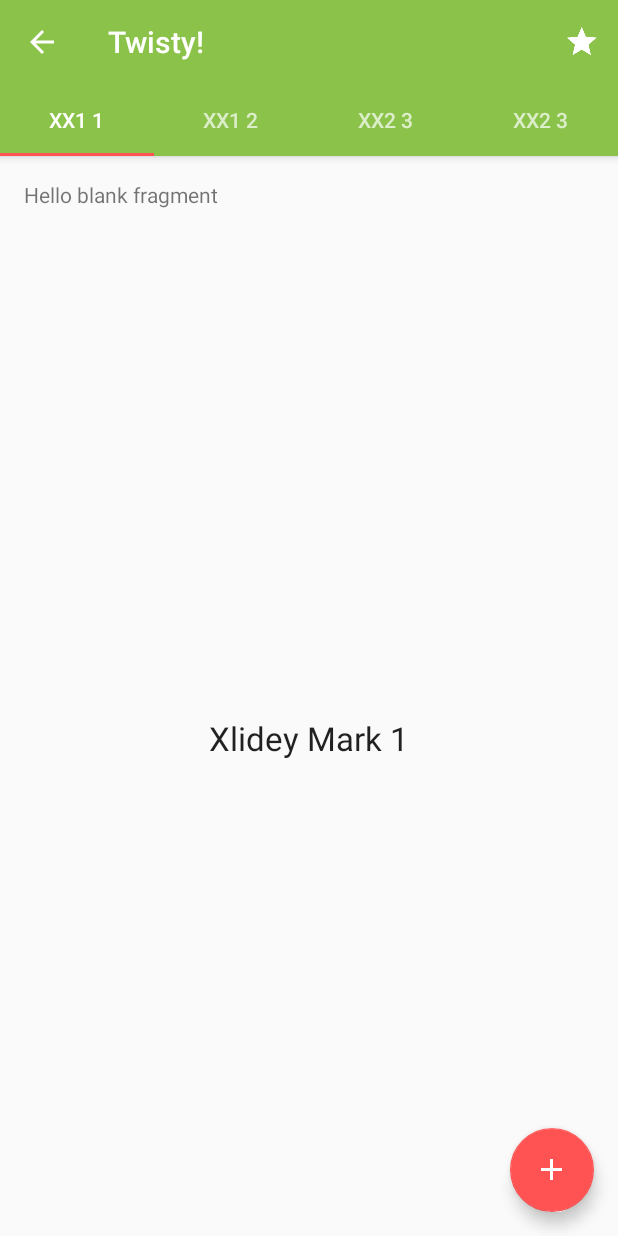
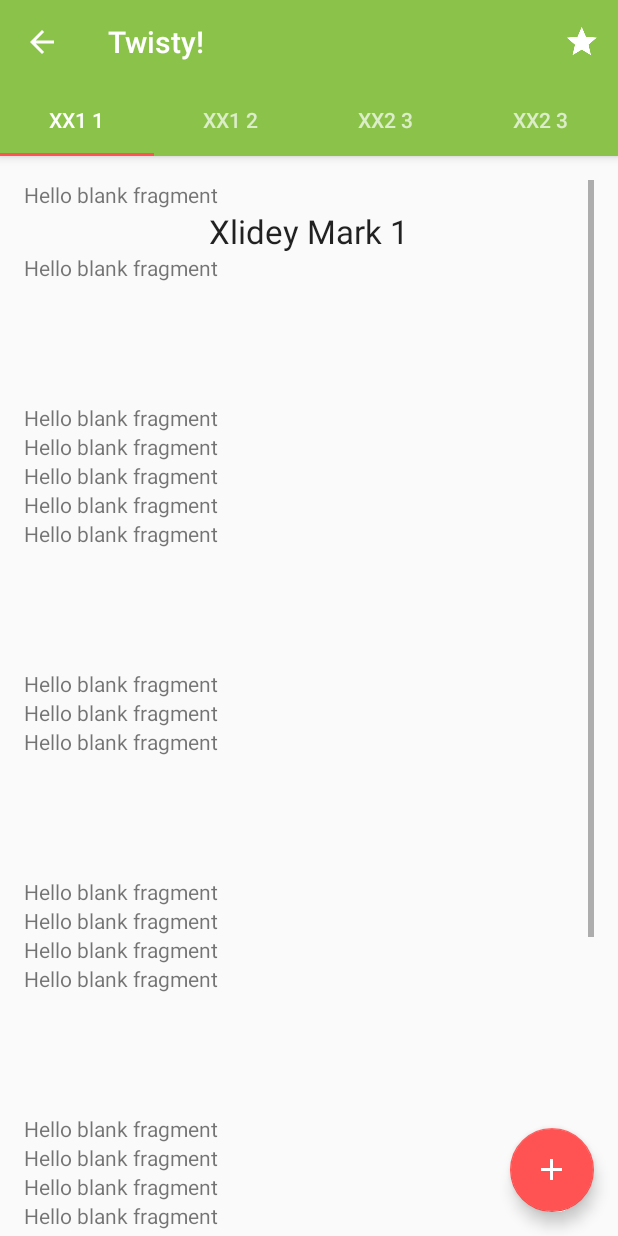
Before and after one commit to maiatoday/Minotaur, an Android app: the TwistyActivity screen opened directly, with no data from a screen before it, on a phone screen of 412 x 824 dp. Run offline under Robolectric (Android 15) with nearby library versions, the phone set to English and light mode, and no system bars.

Commit message:
Make the xyzzy fragments switch with mode and scroll

```diff
--- a/app/src/main/java/net/maiatoday/minotaur/ui/activity/TwistyActivity.java
+++ b/app/src/main/java/net/maiatoday/minotaur/ui/activity/TwistyActivity.java
@@ -8,7 +8,7 @@ import android.support.design.widget.Snackbar;
 import android.support.design.widget.TabLayout;
 import android.support.v4.app.Fragment;
 import android.support.v4.app.FragmentManager;
-import android.support.v4.app.FragmentPagerAdapter;
+import android.support.v4.app.FragmentStatePagerAdapter;
 import android.support.v4.view.ViewPager;
 import android.support.v7.app.ActionBar;
 import android.support.v7.app.AppCompatActivity;
@@ -165,7 +165,7 @@ public class TwistyActivity extends AppCompatActivity implements OnTwistyInterac
         super.onSaveInstanceState(outState);
     }
 
-    private class TwistyAdapter extends FragmentPagerAdapter {
+    private class TwistyAdapter extends FragmentStatePagerAdapter {
         private final List<Fragment> mFragments = new ArrayList<>();
         private final List<String> mFragmentTitles = new ArrayList<>();
 
--- a/app/src/main/res/layout/fragment_xlidey1.xml
+++ b/app/src/main/res/layout/fragment_xlidey1.xml
@@ -1,18 +1,147 @@
-<FrameLayout xmlns:android="http://schemas.android.com/apk/res/android"
-    xmlns:tools="http://schemas.android.com/tools" android:layout_width="match_parent"
-    android:layout_height="match_parent"
+<ScrollView xmlns:android="http://schemas.android.com/apk/res/android"
+    xmlns:tools="http://schemas.android.com/tools"
+    android:layout_width="match_parent"
+    android:layout_height="match_parent">
+
+    <LinearLayout
+        android:layout_width="match_parent"
+        android:layout_height="wrap_content"
+        android:orientation="vertical"
         tools:context="net.maiatoday.minotaur.ui.fragment.Xlidey1Fragment">
 
         <!-- TODO: Update blank fragment layout -->
-    <TextView android:layout_width="match_parent" android:layout_height="match_parent"
+        <TextView
+            android:layout_width="match_parent"
+            android:layout_height="match_parent"
             android:text="@string/hello_blank_fragment" />
 
         <TextView
+            android:id="@+id/textView2"
             android:layout_width="wrap_content"
             android:layout_height="wrap_content"
-        android:textAppearance="?android:attr/textAppearanceLarge"
+            android:layout_gravity="center"
             android:text="Xlidey Mark 1"
-        android:id="@+id/textView2"
-        android:layout_gravity="center" />
+            android:textAppearance="?android:attr/textAppearanceLarge" />
 
-</FrameLayout>
+        <TextView
+            android:layout_width="match_parent"
+            android:layout_height="100dp"
+            android:text="@string/hello_blank_fragment" />
+
+        <TextView
+            android:layout_width="match_parent"
+            android:layout_height="match_parent"
+            android:text="@string/hello_blank_fragment" />
+
+        <TextView
+            android:layout_width="match_parent"
+            android:layout_height="match_parent"
+            android:text="@string/hello_blank_fragment" />
+
+        <TextView
+            android:layout_width="match_parent"
+            android:layout_height="match_parent"
+            android:text="@string/hello_blank_fragment" />
+
+        <TextView
+            android:layout_width="match_parent"
+            android:layout_height="match_parent"
+            android:text="@string/hello_blank_fragment" />
+
+        <TextView
+            android:layout_width="match_parent"
+            android:layout_height="100dp"
+            android:text="@string/hello_blank_fragment" />
+
+        <TextView
+            android:layout_width="match_parent"
+            android:layout_height="match_parent"
+            android:text="@string/hello_blank_fragment" />
+
+        <TextView
+            android:layout_width="match_parent"
+            android:layout_height="match_parent"
+            android:text="@string/hello_blank_fragment" />
+
+        <TextView
+            android:layout_width="match_parent"
+            android:layout_height="100dp"
+            android:text="@string/hello_blank_fragment" />
+
+        <TextView
+            android:layout_width="match_parent"
+            android:layout_height="match_parent"
+            android:text="@string/hello_blank_fragment" />
+
+        <TextView
+            android:layout_width="match_parent"
+            android:layout_height="match_parent"
+            android:text="@string/hello_blank_fragment" />
+
+        <TextView
+            android:layout_width="match_parent"
+            android:layout_height="match_parent"
+            android:text="@string/hello_blank_fragment" />
+
+        <TextView
+            android:layout_width="match_parent"
+            android:layout_height="100dp"
+            android:text="@string/hello_blank_fragment" />  <TextView
+        android:layout_width="match_parent"
+        android:layout_height="match_parent"
+        android:text="@string/hello_blank_fragment" />
+
+        <TextView
+            android:layout_width="match_parent"
+            android:layout_height="match_parent"
+            android:text="@string/hello_blank_fragment" />
+
+        <TextView
+            android:layout_width="match_parent"
+            android:layout_height="match_parent"
+            android:text="@string/hello_blank_fragment" />
+
+        <TextView
+            android:layout_width="match_parent"
+            android:layout_height="100dp"
+            android:text="@string/hello_blank_fragment" />  <TextView
+        android:layout_width="match_parent"
+        android:layout_height="match_parent"
+        android:text="@string/hello_blank_fragment" />
+
+        <TextView
+            android:layout_width="match_parent"
+            android:layout_height="match_parent"
+            android:text="@string/hello_blank_fragment" />
+
+        <TextView
+            android:layout_width="match_parent"
+            android:layout_height="match_parent"
+            android:text="@string/hello_blank_fragment" />
+
+        <TextView
+            android:layout_width="match_parent"
+            android:layout_height="100dp"
+            android:text="@string/hello_blank_fragment" />  <TextView
+        android:layout_width="match_parent"
+        android:layout_height="match_parent"
+        android:text="@string/hello_blank_fragment" />
+
+        <TextView
+            android:layout_width="match_parent"
+            android:layout_height="match_parent"
+            android:text="@string/hello_blank_fragment" />
+
+        <TextView
+            android:layout_width="match_parent"
+            android:layout_height="match_parent"
+            android:text="@string/hello_blank_fragment" />
+
+        <TextView
+            android:layout_width="match_parent"
+            android:layout_height="100dp"
+            android:text="@string/hello_blank_fragment" />
+
+    </LinearLayout>
+
+</ScrollView>
--- a/app/src/main/res/layout/fragment_zlidey1.xml
+++ b/app/src/main/res/layout/fragment_zlidey1.xml
@@ -1,7 +1,8 @@
 <FrameLayout xmlns:android="http://schemas.android.com/apk/res/android"
     xmlns:tools="http://schemas.android.com/tools" android:layout_width="match_parent"
     android:layout_height="match_parent"
-    tools:context="net.maiatoday.minotaur.ui.fragment.ZLidey1Fragment">
+    tools:context="net.maiatoday.minotaur.ui.fragment.ZLidey1Fragment"
+    android:background="#ffbce9">
 
     <!-- TODO: Update blank fragment layout -->
     <TextView android:layout_width="match_parent" android:layout_height="match_parent"
```
Lines whose indentation alone changed are shown as unchanged.
